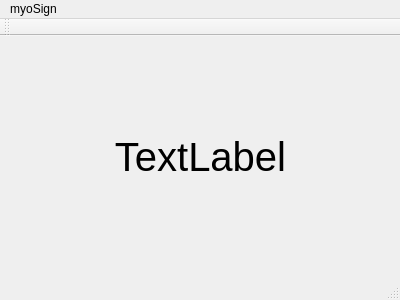
Qt form displayWords/displayWords/displaywords.ui (gw-cs-sd/sd-2017-asl-keyword-to-sentence) before a commit.
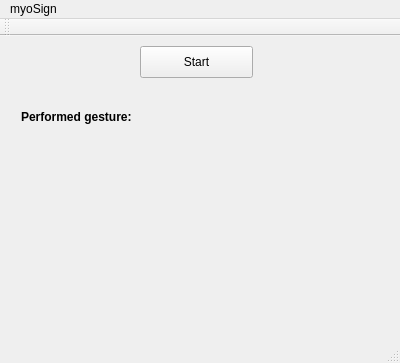
The same form after that commit.

The edit to the form file:
```diff
--- a/displayWords/displayWords/displaywords.ui
+++ b/displayWords/displayWords/displaywords.ui
@@ -7,7 +7,7 @@
     <x>0</x>
     <y>0</y>
     <width>400</width>
-    <height>300</height>
+                <height>363</height>
    </rect>
   </property>
   <property name="windowTitle">
@@ -18,12 +18,34 @@
     <property name="geometry">
      <rect>
       <x>10</x>
-      <y>10</y>
+                        <y>60</y>
       <width>381</width>
       <height>221</height>
      </rect>
     </property>
     <layout class="QVBoxLayout" name="verticalLayout">
+                    <item>
+                        <widget class="QLabel" name="label">
+                            <property name="maximumSize">
+                                <size>
+                                    <width>16777215</width>
+                                    <height>20</height>
+                                </size>
+                            </property>
+                            <property name="font">
+                                <font>
+                                    <weight>75</weight>
+                                    <bold>true</bold>
+                                </font>
+                            </property>
+                            <property name="autoFillBackground">
+                                <bool>true</bool>
+                            </property>
+                            <property name="text">
+                                <string>Performed gesture:</string>
+                            </property>
+                        </widget>
+                    </item>
      <item>
       <widget class="QLabel" name="displayTheWord">
        <property name="font">
@@ -35,7 +57,7 @@
         <bool>true</bool>
        </property>
        <property name="text">
-        <string>TextLabel</string>
+                                <string/>
        </property>
        <property name="alignment">
         <set>Qt::AlignCenter</set>
@@ -44,6 +66,19 @@
      </item>
     </layout>
    </widget>
+            <widget class="QPushButton" name="startButton">
+                <property name="geometry">
+                    <rect>
+                        <x>140</x>
+                        <y>10</y>
+                        <width>113</width>
+                        <height>32</height>
+                    </rect>
+                </property>
+                <property name="text">
+                    <string>Start</string>
+                </property>
+            </widget>
   </widget>
   <widget class="QMenuBar" name="menuBar">
    <property name="geometry">
```
Lines whose indentation alone changed are shown as unchanged.
